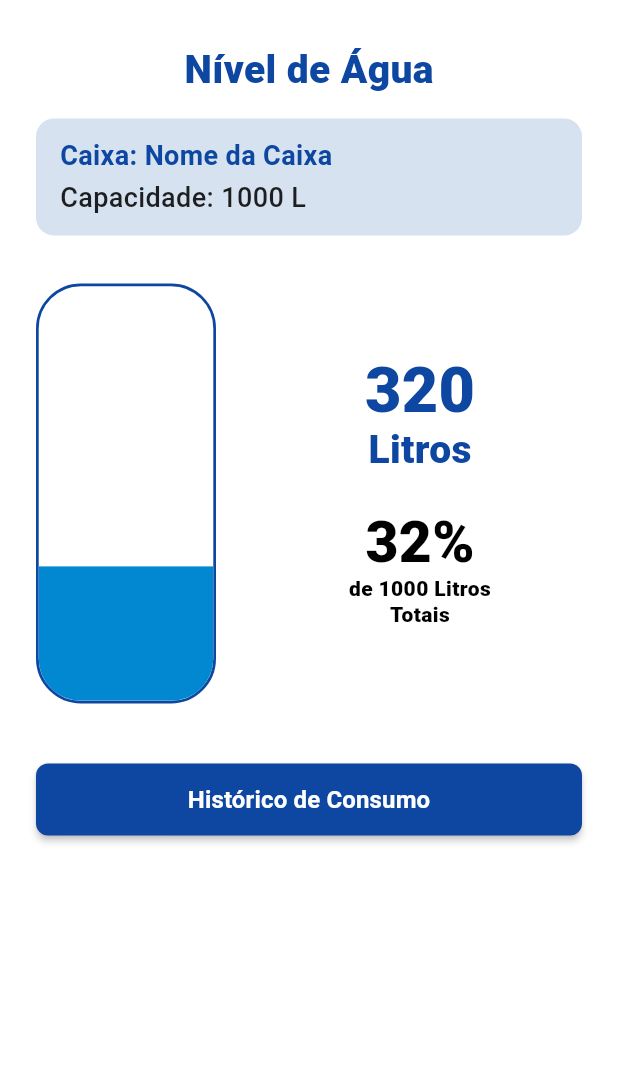
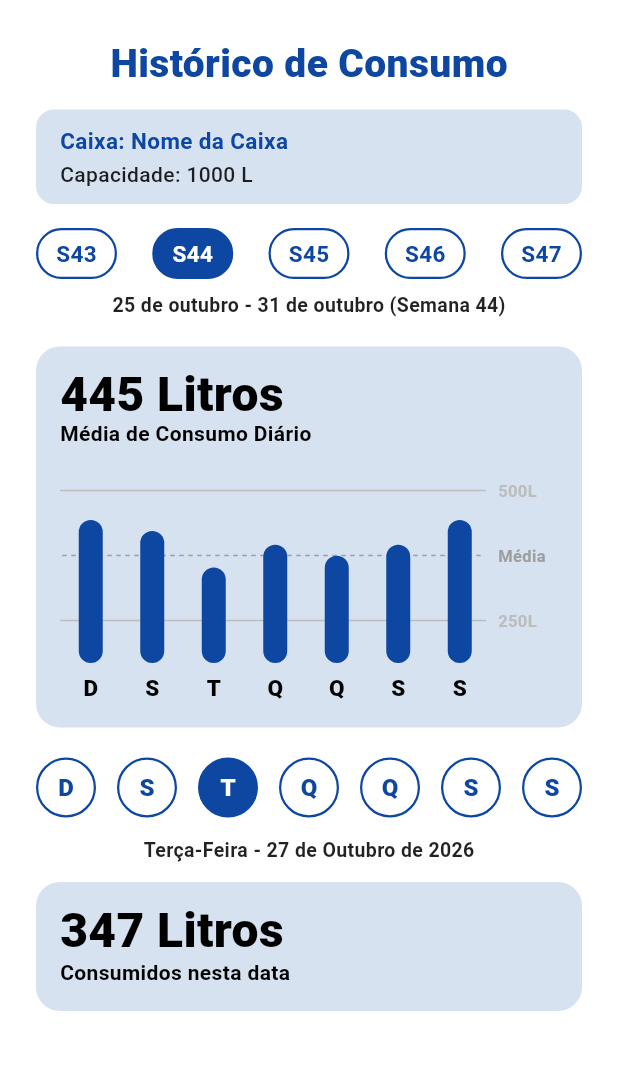
Before and after one commit to BispoCarlosDev/nivel_certo, a Flutter app: the screen it shows after launch, on a phone screen of 412 x 824 dp, the part 123-1193 px from its top. Run offline on Flutter 3.47's test engine with Material 3 defaults, Android fonts, the phone set to English and light mode, and no system bars.

Commit message:
Tela de Histórico de Consumo

```diff
--- a/lib/main.dart
+++ b/lib/main.dart
@@ -1,6 +1,7 @@
 import 'package:flutter/material.dart';
 import 'package:nivel_certo/screens/tela_cadastrarcaixa.dart';
 import 'package:nivel_certo/screens/tela_cadastrarusuario.dart';
+import 'package:nivel_certo/screens/tela_historicoconsumo.dart';
 import 'package:nivel_certo/screens/tela_login.dart';
 import 'package:nivel_certo/screens/tela_minhascaixas.dart';
 import 'package:nivel_certo/screens/tela_niveldeagua.dart';
@@ -22,7 +23,7 @@ class MyApp extends StatelessWidget {
         useMaterial3: true,
       ),
       // Selecionand a tela de Login para iniciar o app
-      home: const NivelAguaScreen(),
+      home: const HistoricoConsumoScreen(),
     );
   }
 }
--- /dev/null
+++ b/lib/screens/tela_historicoconsumo.dart
@@ -0,0 +1,415 @@
+import 'package:flutter/material.dart';
+
+class HistoricoConsumoScreen extends StatefulWidget {
+  final String nomeCaixa;
+  final double capacidadeTotal;
+
+  const HistoricoConsumoScreen({
+    super.key,
+    this.nomeCaixa = 'Nome da Caixa',
+    this.capacidadeTotal = 1000.0,
+  });
+
+  @override
+  State<HistoricoConsumoScreen> createState() => _HistoricoConsumoScreenState();
+}
+
+class _HistoricoConsumoScreenState extends State<HistoricoConsumoScreen> {
+  // Estado da Semana Selecionada (Ex: Semana 44 por padrão)
+  int _semanaSelecionada = 44;
+  final List<int> _semanasDisponiveis = [43, 44, 45, 46, 47];
+
+  // Estado do Dia Selecionado (0 = Domingo, 1 = Segunda, 2 = Terça, etc.)
+  int _diaSelecionadoIndex = 2; // Terça-feira selecionada por padrão
+
+  final List<String> _diasLetras = ['D', 'S', 'T', 'Q', 'Q', 'S', 'S'];
+  final List<String> _diasNomes = [
+    'Domingo',
+    'Segunda-Feira',
+    'Terça-Feira',
+    'Quarta-Feira',
+    'Quinta-Feira',
+    'Sexta-Feira',
+    'Sábado',
+  ];
+
+  // Simulação de dados de consumo em litros para a semana selecionada (7 dias)
+  final List<double> _consumoSemanal = [520, 480, 347, 430, 390, 430, 520];
+
+  @override
+  Widget build(BuildContext context) {
+    // Cálculo da média de consumo diário da semana
+    final double mediaConsumo =
+        _consumoSemanal.reduce((a, b) => a + b) / _consumoSemanal.length;
+
+    return Scaffold(
+      backgroundColor: Colors.white,
+      body: SafeArea(
+        child: SingleChildScrollView(
+          padding: const EdgeInsets.symmetric(horizontal: 24.0, vertical: 12.0),
+          child: Column(
+            crossAxisAlignment: CrossAxisAlignment.center,
+            children: [
+              // Inserindo logo e nome
+              Row(
+                crossAxisAlignment: CrossAxisAlignment.center,
+                children: [
+                  Image.asset(
+                    'assets/images/Logo_App_NC.png',
+                    height: 70,
+                    fit: BoxFit.contain,
+                  ),
+                  const Text(
+                    'Nível Certo',
+                    style: TextStyle(
+                      fontSize: 24,
+                      fontWeight: FontWeight.w900,
+                      color: Color(0xFF0D47A1),
+                    ),
+                  ),
+                ],
+              ),
+              const SizedBox(height: 24),
+
+              // Nome Histórico de Consumo
+              const Text(
+                'Histórico de Consumo',
+                style: TextStyle(
+                  fontSize: 26,
+                  fontWeight: FontWeight.w900,
+                  color: Color(0xFF0D47A1),
+                ),
+              ),
+              const SizedBox(height: 12),
+
+              // Card com Informações da Caixa
+              Container(
+                width: double.infinity,
+                padding: const EdgeInsets.symmetric(
+                  horizontal: 16.0,
+                  vertical: 10.0,
+                ),
+                decoration: BoxDecoration(
+                  color: const Color(0xFFD6E2F0),
+                  borderRadius: BorderRadius.circular(12),
+                ),
+                child: Column(
+                  crossAxisAlignment: CrossAxisAlignment.start,
+                  children: [
+                    Text(
+                      'Caixa: ${widget.nomeCaixa}',
+                      style: const TextStyle(
+                        fontSize: 15,
+                        fontWeight: FontWeight.bold,
+                        color: Color(0xFF0D47A1),
+                      ),
+                    ),
+                    const SizedBox(height: 2),
+                    Text(
+                      'Capacidade: ${widget.capacidadeTotal.toInt()} L',
+                      style: const TextStyle(
+                        fontSize: 14,
+                        fontWeight: FontWeight.w500,
+                        color: Colors.black87,
+                      ),
+                    ),
+                  ],
+                ),
+              ),
+              const SizedBox(height: 16),
+
+              // Seletor Horizontal de Semanas (S43, S44...)
+              Row(
+                mainAxisAlignment: MainAxisAlignment.spaceBetween,
+                children: _semanasDisponiveis.map((semana) {
+                  final isSelected = semana == _semanaSelecionada;
+                  return InkWell(
+                    borderRadius: BorderRadius.circular(20),
+                    onTap: () {
+                      setState(() {
+                        _semanaSelecionada = semana;
+                      });
+                    },
+                    child: Container(
+                      width: 54,
+                      height: 34,
+                      alignment: Alignment.center,
+                      decoration: BoxDecoration(
+                        color: isSelected
+                            ? const Color(0xFF0D47A1)
+                            : Colors.transparent,
+                        borderRadius: BorderRadius.circular(20),
+                        border: Border.all(
+                          color: const Color(0xFF0D47A1),
+                          width: 1.5,
+                        ),
+                      ),
+                      child: Text(
+                        'S$semana',
+                        style: TextStyle(
+                          fontSize: 15,
+                          fontWeight: FontWeight.bold,
+                          color: isSelected
+                              ? Colors.white
+                              : const Color(0xFF0D47A1),
+                        ),
+                      ),
+                    ),
+                  );
+                }).toList(),
+              ),
+              const SizedBox(height: 8),
+
+              // Texto com intervalo da Semana Selecionada
+              Center(
+                child: Text(
+                  '25 de outubro - 31 de outubro (Semana $_semanaSelecionada)',
+                  style: const TextStyle(
+                    fontSize: 13,
+                    fontWeight: FontWeight.w600,
+                    color: Colors.black87,
+                  ),
+                ),
+              ),
+              const SizedBox(height: 18),
+
+              // Card do Gráfico de Média de Consumo Diário
+              Container(
+                width: double.infinity,
+                padding: const EdgeInsets.all(16.0),
+                decoration: BoxDecoration(
+                  color: const Color(0xFFD6E2F0),
+                  borderRadius: BorderRadius.circular(16),
+                ),
+                child: Column(
+                  crossAxisAlignment: CrossAxisAlignment.start,
+                  children: [
+                    Text(
+                      '${mediaConsumo.round()} Litros',
+                      style: const TextStyle(
+                        fontSize: 32,
+                        fontWeight: FontWeight.w900,
+                        color: Colors.black,
+                        height: 1.0,
+                      ),
+                    ),
+                    const Text(
+                      'Média de Consumo Diário',
+                      style: TextStyle(
+                        fontSize: 14,
+                        fontWeight: FontWeight.bold,
+                        color: Colors.black,
+                      ),
+                    ),
+                    const SizedBox(height: 20),
+
+                    // Gráfico de Barras Customizado
+                    SizedBox(
+                      height: 150,
+                      child: Stack(
+                        children: [
+                          // Linhas de Guia e Legendas Laterais (500L, Média, 250L)
+                          Column(
+                            mainAxisAlignment: MainAxisAlignment.spaceBetween,
+                            children: [
+                              _buildLinhaGuia('500L', Colors.grey.shade400),
+                              _buildLinhaGuia(
+                                'Média',
+                                Colors.grey.shade500,
+                                isDotted: true,
+                              ),
+                              _buildLinhaGuia('250L', Colors.grey.shade400),
+                              const SizedBox(
+                                height: 20,
+                              ), // Compensação para o alinhamento das letras (D, S, T...)
+                            ],
+                          ),
+
+                          // Desenho das Barras dos Dias da Semana (Com margem para não encostar na legenda)
+                          Positioned.fill(
+                            child: Padding(
+                              padding: const EdgeInsets.only(
+                                right: 45.0,
+                              ), // Garante o recuo exato para a legenda lateral
+                              child: Row(
+                                mainAxisAlignment:
+                                    MainAxisAlignment.spaceAround,
+                                crossAxisAlignment: CrossAxisAlignment.end,
+                                children: List.generate(7, (index) {
+                                  final double valor = _consumoSemanal[index];
+                                  final double alturaProporcional =
+                                      (valor / 600) * 110;
+
+                                  return Column(
+                                    mainAxisAlignment: MainAxisAlignment.end,
+                                    children: [
+                                      Container(
+                                        width: 16,
+                                        height: alturaProporcional,
+                                        decoration: BoxDecoration(
+                                          color: const Color(0xFF0D47A1),
+                                          borderRadius: BorderRadius.circular(
+                                            8,
+                                          ),
+                                        ),
+                                      ),
+                                      const SizedBox(height: 6),
+                                      Text(
+                                        _diasLetras[index],
+                                        style: const TextStyle(
+                                          fontSize: 15,
+                                          fontWeight: FontWeight.w900,
+                                          color: Colors.black,
+                                        ),
+                                      ),
+                                    ],
+                                  );
+                                }),
+                              ),
+                            ),
+                          ),
+                        ],
+                      ),
+                    ),
+                  ],
+                ),
+              ),
+              const SizedBox(height: 20),
+
+              // Botões Seletores de Dias da Semana (D, S, T, Q, Q, S, S)
+              Row(
+                mainAxisAlignment: MainAxisAlignment.spaceBetween,
+                children: List.generate(7, (index) {
+                  final isSelected = index == _diaSelecionadoIndex;
+                  return InkWell(
+                    borderRadius: BorderRadius.circular(20),
+                    onTap: () {
+                      setState(() {
+                        _diaSelecionadoIndex = index;
+                      });
+                    },
+                    child: Container(
+                      width: 40,
+                      height: 40,
+                      alignment: Alignment.center,
+                      decoration: BoxDecoration(
+                        color: isSelected
+                            ? const Color(0xFF0D47A1)
+                            : Colors.white,
+                        shape: BoxShape.circle,
+                        border: Border.all(
+                          color: const Color(0xFF0D47A1),
+                          width: 1.5,
+                        ),
+                      ),
+                      child: Text(
+                        _diasLetras[index],
+                        style: TextStyle(
+                          fontSize: 16,
+                          fontWeight: FontWeight.w900,
+                          color: isSelected
+                              ? Colors.white
+                              : const Color(0xFF0D47A1),
+                        ),
+                      ),
+                    ),
+                  );
+                }),
+              ),
+              const SizedBox(height: 12),
+
+              // Data por Extenso do Dia Selecionado
+              Center(
+                child: Text(
+                  '${_diasNomes[_diaSelecionadoIndex]} - 27 de Outubro de 2026',
+                  style: const TextStyle(
+                    fontSize: 13,
+                    fontWeight: FontWeight.w600,
+                    color: Colors.black87,
+                  ),
+                ),
+              ),
+              const SizedBox(height: 12),
+
+              // Card Inferior de Consumo do Dia Selecionado
+              Container(
+                width: double.infinity,
+                padding: const EdgeInsets.all(16.0),
+                decoration: BoxDecoration(
+                  color: const Color(0xFFD6E2F0),
+                  borderRadius: BorderRadius.circular(16),
+                ),
+                child: Column(
+                  crossAxisAlignment: CrossAxisAlignment.start,
+                  children: [
+                    Text(
+                      '${_consumoSemanal[_diaSelecionadoIndex].toInt()} Litros',
+                      style: const TextStyle(
+                        fontSize: 32,
+                        fontWeight: FontWeight.w900,
+                        color: Colors.black,
+                        height: 1.0,
+                      ),
+                    ),
+                    const SizedBox(height: 2),
+                    const Text(
+                      'Consumidos nesta data',
+                      style: TextStyle(
+                        fontSize: 14,
+                        fontWeight: FontWeight.bold,
+                        color: Colors.black,
+                      ),
+                    ),
+                  ],
+                ),
+              ),
+            ],
+          ),
+        ),
+      ),
+    );
+  }
+
+  // Widget auxiliar para desenhar as linhas tracejadas/guias do gráfico
+  Widget _buildLinhaGuia(String texto, Color cor, {bool isDotted = false}) {
+    return Row(
+      children: [
+        Expanded(
+          child: Container(
+            height: 1,
+            color: isDotted ? Colors.transparent : cor,
+            child: isDotted
+                ? LayoutBuilder(
+                    builder: (context, constraints) {
+                      return Row(
+                        children: List.generate(
+                          (constraints.maxWidth / 6).floor(),
+                          (index) => Container(
+                            width: 3,
+                            height: 1,
+                            color: cor,
+                            margin: const EdgeInsets.symmetric(horizontal: 1.5),
+                          ),
+                        ),
+                      );
+                    },
+                  )
+                : null,
+          ),
+        ),
+        const SizedBox(width: 8),
+        SizedBox(
+          width: 40,
+          child: Text(
+            texto,
+            style: TextStyle(
+              fontSize: 11,
+              fontWeight: FontWeight.bold,
+              color: cor,
+            ),
+          ),
+        ),
+      ],
+    );
+  }
+}
```
